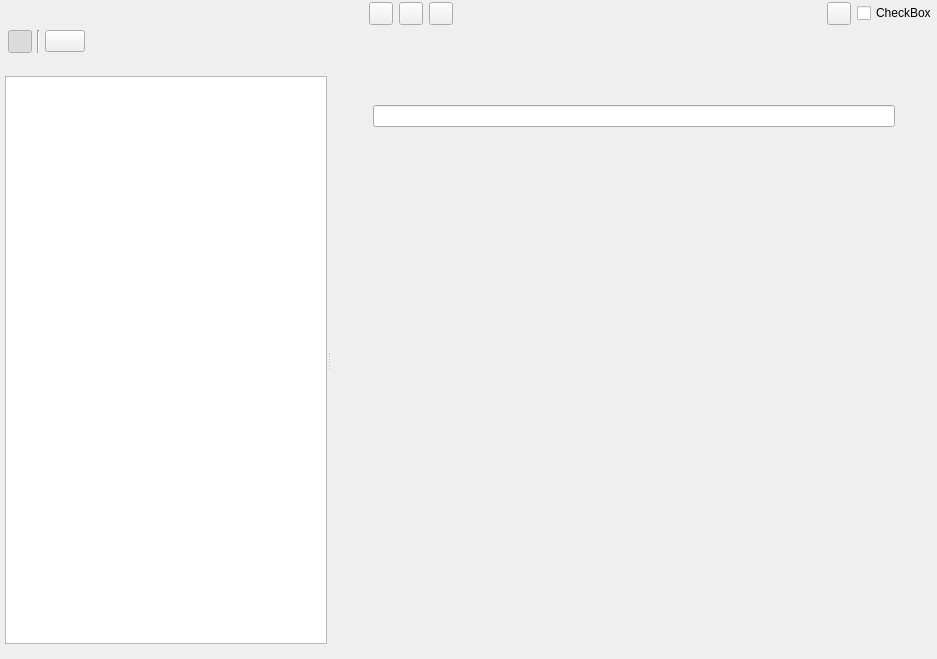
Old version of the form ui/world_building_view.ui in the repository zkovari/plotlyst.
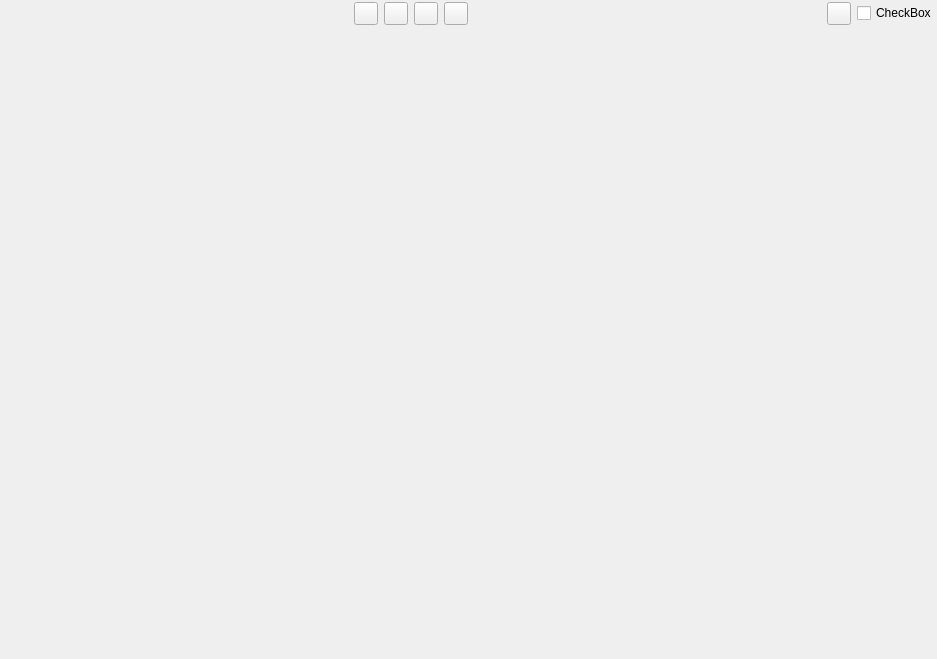
New version of the form. The open tabs and pages were chosen to show the change. Custom widgets are drawn as their Qt base class.

Commit message: Glossary panel for worldbuilding

What changed in the file:
```diff
--- a/ui/world_building_view.ui
+++ b/ui/world_building_view.ui
@@ -135,6 +135,31 @@
         </attribute>
        </widget>
       </item>
+      <item>
+       <widget class="QToolButton" name="btnGlossaryView">
+        <property name="cursor">
+         <cursorShape>PointingHandCursor</cursorShape>
+        </property>
+        <property name="text">
+         <string/>
+        </property>
+        <property name="shortcut">
+         <string>3</string>
+        </property>
+        <property name="checkable">
+         <bool>true</bool>
+        </property>
+        <property name="checked">
+         <bool>false</bool>
+        </property>
+        <property name="base" stdset="0">
+         <bool>true</bool>
+        </property>
+        <attribute name="buttonGroup">
+         <string notr="true">buttonGroup</string>
+        </attribute>
+       </widget>
+      </item>
       <item>
        <spacer name="horizontalSpacer_8">
         <property name="orientation">
@@ -175,6 +200,41 @@
     </widget>
    </item>
    <item>
+    <widget class="QStackedWidget" name="stackedWidget">
+     <property name="currentIndex">
+      <number>0</number>
+     </property>
+     <widget class="QWidget" name="pageEntity">
+      <property name="bg-image" stdset="0">
+       <bool>true</bool>
+      </property>
+      <layout class="QVBoxLayout" name="verticalLayout_6">
+       <property name="spacing">
+        <number>0</number>
+       </property>
+       <property name="leftMargin">
+        <number>0</number>
+       </property>
+       <property name="topMargin">
+        <number>0</number>
+       </property>
+       <property name="rightMargin">
+        <number>0</number>
+       </property>
+       <property name="bottomMargin">
+        <number>0</number>
+       </property>
+       <item>
+        <widget class="QWidget" name="wdgEntityToolbar" native="true">
+         <property name="sizePolicy">
+          <sizepolicy hsizetype="Preferred" vsizetype="Maximum">
+           <horstretch>0</horstretch>
+           <verstretch>0</verstretch>
+          </sizepolicy>
+         </property>
+         <property name="bg" stdset="0">
+          <bool>true</bool>
+         </property>
     <layout class="QHBoxLayout" name="horizontalLayout">
      <property name="spacing">
       <number>5</number>
@@ -253,32 +313,8 @@
       </spacer>
      </item>
     </layout>
-   </item>
-   <item>
-    <widget class="QStackedWidget" name="stackedWidget">
-     <property name="currentIndex">
-      <number>1</number>
-     </property>
-     <widget class="QWidget" name="pageEntity">
-      <property name="bg-image" stdset="0">
-       <bool>true</bool>
-      </property>
-      <layout class="QVBoxLayout" name="verticalLayout_6">
-       <property name="spacing">
-        <number>0</number>
-       </property>
-       <property name="leftMargin">
-        <number>0</number>
-       </property>
-       <property name="topMargin">
-        <number>0</number>
-       </property>
-       <property name="rightMargin">
-        <number>0</number>
-       </property>
-       <property name="bottomMargin">
-        <number>0</number>
-       </property>
+        </widget>
+       </item>
        <item>
         <widget class="QSplitter" name="splitterNav">
          <property name="orientation">
@@ -338,7 +374,7 @@
              <x>0</x>
              <y>0</y>
              <width>609</width>
-             <height>597</height>
+             <height>600</height>
             </rect>
            </property>
            <property name="sizePolicy">
@@ -531,6 +567,68 @@
        </property>
       </layout>
      </widget>
+     <widget class="QWidget" name="pageGlossary">
+      <layout class="QHBoxLayout" name="horizontalLayout_5">
+       <property name="spacing">
+        <number>3</number>
+       </property>
+       <property name="leftMargin">
+        <number>2</number>
+       </property>
+       <property name="topMargin">
+        <number>2</number>
+       </property>
+       <property name="rightMargin">
+        <number>2</number>
+       </property>
+       <property name="bottomMargin">
+        <number>2</number>
+       </property>
+       <item>
+        <spacer name="horizontalSpacer_4">
+         <property name="orientation">
+          <enum>Qt::Horizontal</enum>
+         </property>
+         <property name="sizeType">
+          <enum>QSizePolicy::Fixed</enum>
+         </property>
+         <property name="sizeHint" stdset="0">
+          <size>
+           <width>40</width>
+           <height>20</height>
+          </size>
+         </property>
+        </spacer>
+       </item>
+       <item>
+        <widget class="QWidget" name="wdgGlossaryParent" native="true">
+         <property name="maximumSize">
+          <size>
+           <width>1000</width>
+           <height>16777215</height>
+          </size>
+         </property>
+         <layout class="QVBoxLayout" name="verticalLayout_5"/>
+        </widget>
+       </item>
+       <item>
+        <spacer name="horizontalSpacer_6">
+         <property name="orientation">
+          <enum>Qt::Horizontal</enum>
+         </property>
+         <property name="sizeType">
+          <enum>QSizePolicy::Fixed</enum>
+         </property>
+         <property name="sizeHint" stdset="0">
+          <size>
+           <width>40</width>
+           <height>20</height>
+          </size>
+         </property>
+        </spacer>
+       </item>
+      </layout>
+     </widget>
      <widget class="QWidget" name="pageTimeline"/>
     </widget>
    </item>
```
Lines whose indentation alone changed are shown as unchanged. The commit also changes 7 other files.
